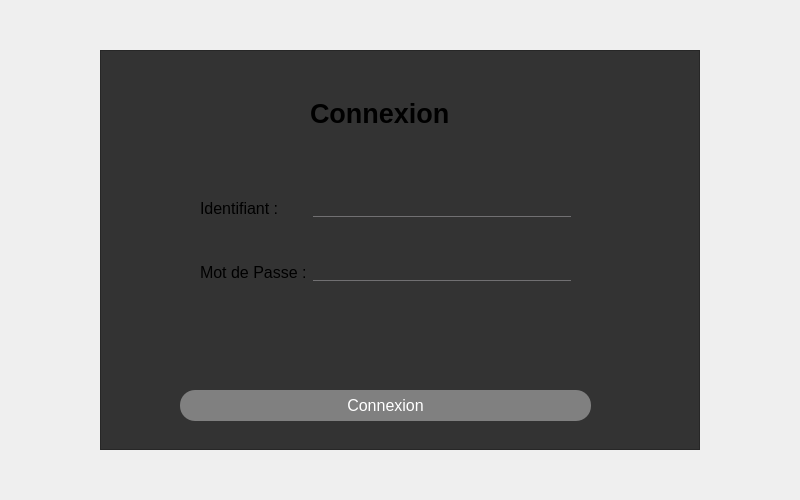
Old version of the form FrameworkQT/src/main/c++/fr/univtours/polytech/FrameworkQT/view/connectionInterface.ui in the repository ChakSem/TPs-Plateformes-C-.
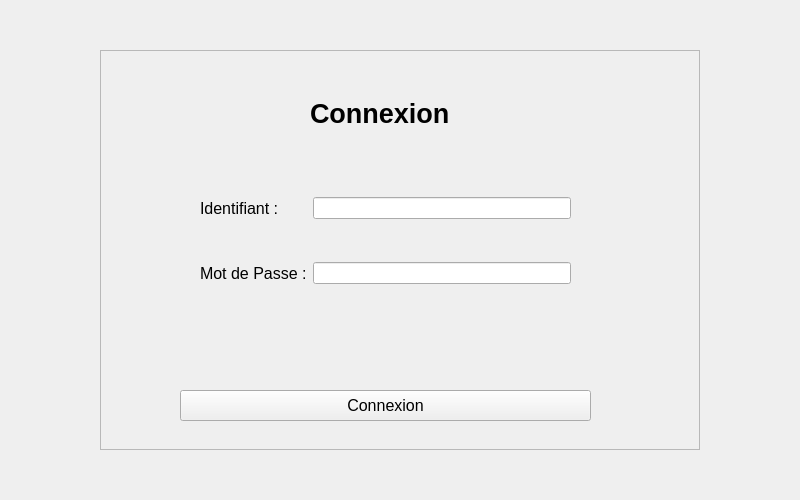
New version of the form.

The edit to the form file:
```diff
--- a/FrameworkQT/src/main/c++/fr/univtours/polytech/FrameworkQT/view/connectionInterface.ui
+++ b/FrameworkQT/src/main/c++/fr/univtours/polytech/FrameworkQT/view/connectionInterface.ui
@@ -23,17 +23,7 @@
     </rect>
    </property>
    <property name="styleSheet">
-    <string notr="true">QFrame {
-background : #333;
-}
-
-QLineEdit {
-	background : transparent;
-	border : none;
-    color :  #710702;
-border-bottom : 1px solid #717072;
-}
-</string>
+    <string notr="true"/>
    </property>
    <property name="frameShape">
     <enum>QFrame::StyledPanel</enum>
@@ -41,7 +31,7 @@
    <property name="frameShadow">
     <enum>QFrame::Raised</enum>
    </property>
-   <widget class="QWidget" name="">
+   <widget class="QWidget" name="layoutWidget">
     <property name="geometry">
      <rect>
       <x>100</x>
@@ -102,15 +92,7 @@
      </font>
     </property>
     <property name="styleSheet">
-     <string notr="true">QPushButton {
-background : grey;
-border-radius:15px;
-
-color : white;
-}
-
-QPushButton:hover {
-}</string>
+     <string notr="true"/>
     </property>
     <property name="text">
      <string>Connexion</string>
```
